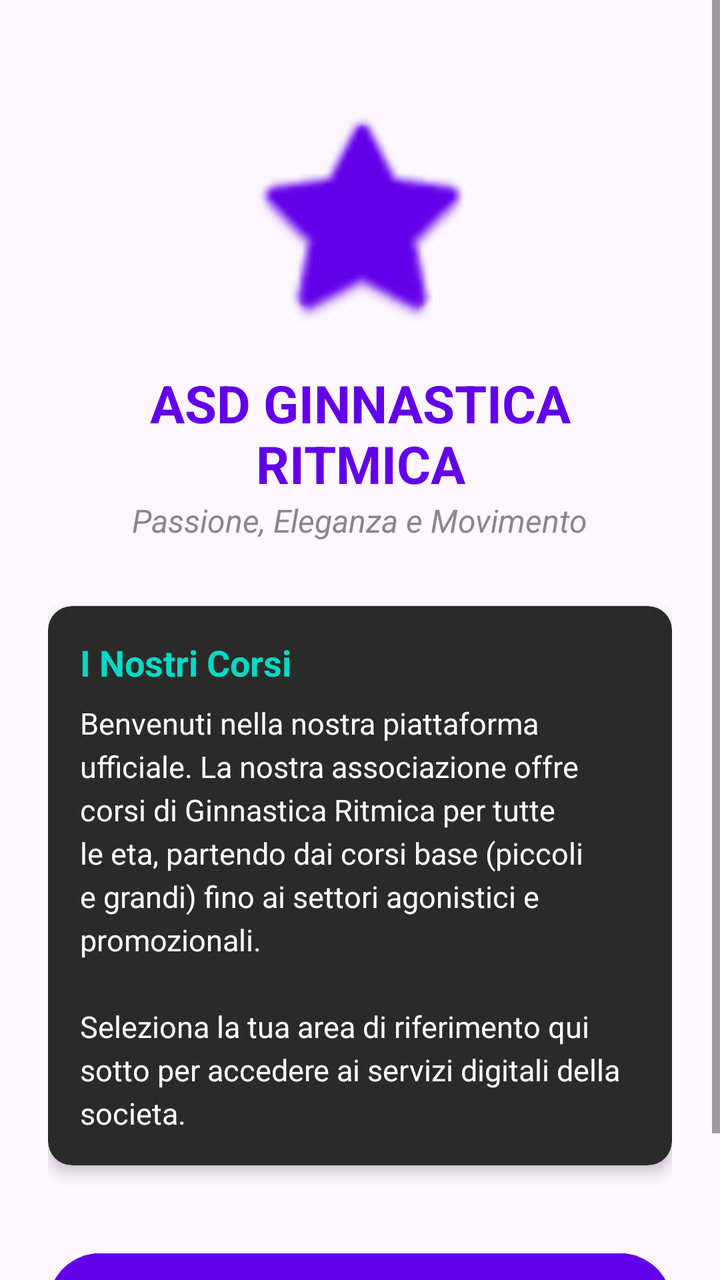
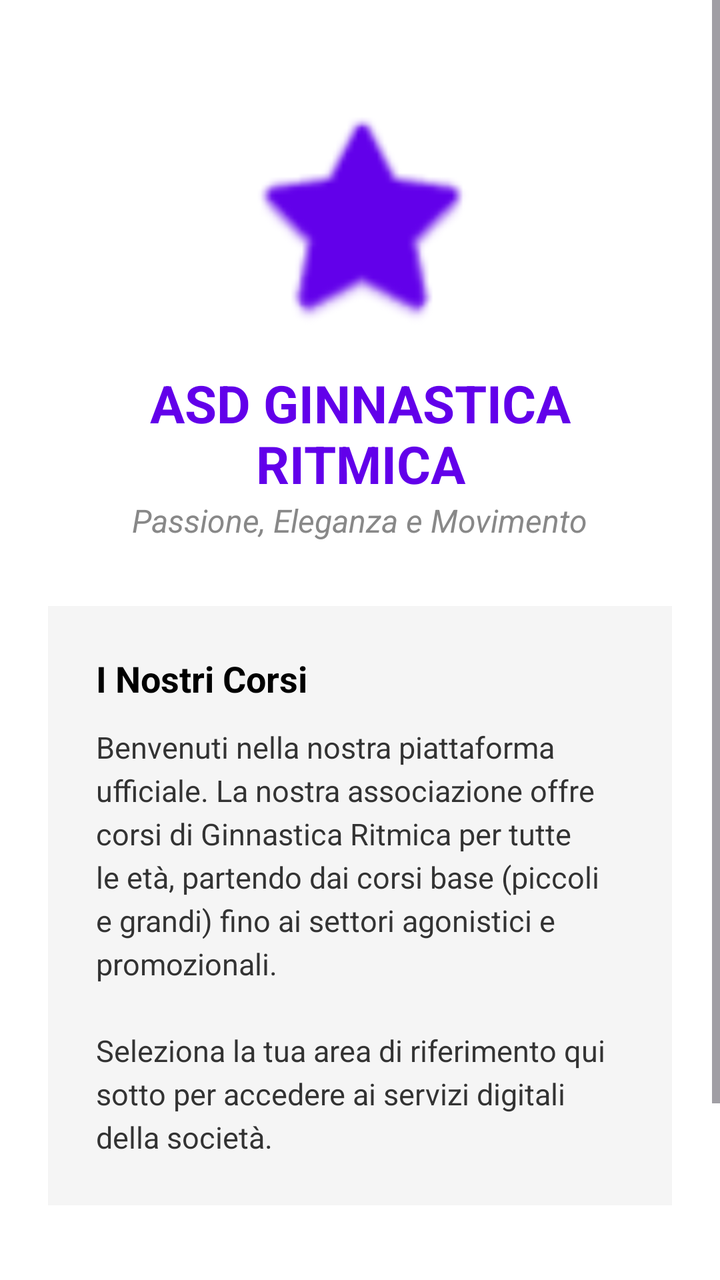

An Android layout rendered at two revisions. The XML below is the earlier revision; the diff shows what the commit changed to produce the second picture.
<!-- AndroidManifest.xml: application theme Theme.GinnasticaRitmica -->
<!-- res/layout/fragment_home_info.xml -->
<?xml version="1.0" encoding="utf-8"?>
<layout xmlns:android="http://schemas.android.com/apk/res/android"
    xmlns:app="http://schemas.android.com/apk/res-auto">

    <ScrollView
        android:layout_width="match_parent"
        android:layout_height="match_parent"
        android:fillViewport="true"
        android:background="?android:attr/colorBackground">

        <LinearLayout
            android:layout_width="match_parent"
            android:layout_height="wrap_content"
            android:orientation="vertical"
            android:padding="24dp"
            android:gravity="center_horizontal">

            <ImageView
                android:id="@+id/imgLogoSocieta"
                android:layout_width="120dp"
                android:layout_height="120dp"
                android:layout_marginTop="24dp"
                android:src="@android:drawable/btn_star_big_on"
                app:tint="#6200EA" />

            <TextView
                android:layout_width="wrap_content"
                android:layout_height="wrap_content"
                android:text="ASD GINNASTICA RITMICA"
                android:textSize="26sp"
                android:textStyle="bold"
                android:textColor="#6200EA"
                android:layout_marginTop="16dp"
                android:textAlignment="center"/>

            <TextView
                android:layout_width="wrap_content"
                android:layout_height="wrap_content"
                android:text="Passione, Eleganza e Movimento"
                android:textSize="16sp"
                android:textColor="#888888"
                android:layout_marginBottom="32dp"
                android:textStyle="italic"/>

            <androidx.cardview.widget.CardView
                android:layout_width="match_parent"
                android:layout_height="wrap_content"
                android:layout_marginBottom="40dp"
                app:cardCornerRadius="12dp"
                app:cardBackgroundColor="#2A2A2A"
                app:cardElevation="4dp">

                <LinearLayout
                    android:layout_width="match_parent"
                    android:layout_height="wrap_content"
                    android:orientation="vertical"
                    android:padding="16dp">

                    <TextView
                        android:layout_width="wrap_content"
                        android:layout_height="wrap_content"
                        android:text="I Nostri Corsi"
                        android:textColor="#03DAC5"
                        android:textStyle="bold"
                        android:textSize="18sp"
                        android:layout_marginBottom="8dp"/>

                    <TextView
                        android:layout_width="match_parent"
                        android:layout_height="wrap_content"
                        android:text="Benvenuti nella nostra piattaforma ufficiale. La nostra associazione offre corsi di Ginnastica Ritmica per tutte le eta, partendo dai corsi base (piccoli e grandi) fino ai settori agonistici e promozionali.\n\nSeleziona la tua area di riferimento qui sotto per accedere ai servizi digitali della societa."
                        android:textColor="#FFFFFF"
                        android:textSize="15sp"
                        android:lineSpacingExtra="4dp"/>
                </LinearLayout>
            </androidx.cardview.widget.CardView>

            <Button
                android:id="@+id/btnAccedi"
                android:layout_width="match_parent"
                android:layout_height="60dp"
                android:text="Accedi come atleta o allenatrice"
                android:backgroundTint="#6200EA"
                android:textColor="#FFFFFF"
                android:textStyle="bold"
                android:layout_marginBottom="16dp"/>



        </LinearLayout>
    </ScrollView>
</layout>
<!-- resources referenced by this layout -->
<resources>
  <style name="Theme.GinnasticaRitmica" parent="Base.Theme.GinnasticaRitmica" />
  <style name="Base.Theme.GinnasticaRitmica" parent="Theme.Material3.DayNight.NoActionBar">
          
          
      </style>
</resources>

<!-- the commit's change to res/layout/fragment_home_info.xml (unified diff, before → after) -->
@@ -6,7 +6,7 @@
         android:layout_width="match_parent"
         android:layout_height="match_parent"
         android:fillViewport="true"
-        android:background="?android:attr/colorBackground">
+        android:background="@color/sfondo_app">
 
         <LinearLayout
             android:layout_width="match_parent"
@@ -21,7 +21,7 @@
                 android:layout_height="120dp"
                 android:layout_marginTop="24dp"
                 android:src="@android:drawable/btn_star_big_on"
-                app:tint="#6200EA" />
+                app:tint="@color/viola_torre" />
 
             <TextView
                 android:layout_width="wrap_content"
@@ -29,7 +29,7 @@
                 android:text="ASD GINNASTICA RITMICA"
                 android:textSize="26sp"
                 android:textStyle="bold"
-                android:textColor="#6200EA"
+                android:textColor="@color/viola_torre"
                 android:layout_marginTop="16dp"
                 android:textAlignment="center"/>
 
@@ -38,54 +38,46 @@
                 android:layout_height="wrap_content"
                 android:text="Passione, Eleganza e Movimento"
                 android:textSize="16sp"
-                android:textColor="#888888"
+                android:textColor="@color/testo_chiaro"
                 android:layout_marginBottom="32dp"
                 android:textStyle="italic"/>
 
-            <androidx.cardview.widget.CardView
+            
+            <LinearLayout
                 android:layout_width="match_parent"
                 android:layout_height="wrap_content"
-                android:layout_marginBottom="40dp"
-                app:cardCornerRadius="12dp"
-                app:cardBackgroundColor="#2A2A2A"
-                app:cardElevation="4dp">
+                android:orientation="vertical"
+                android:background="@color/grigio_box"
+                android:padding="24dp"
+                android:layout_marginBottom="40dp">
 
-                <LinearLayout
+                <TextView
+                    android:layout_width="wrap_content"
+                    android:layout_height="wrap_content"
+                    android:text="I Nostri Corsi"
+                    android:textColor="@color/testo_titoli"
+                    android:textStyle="bold"
+                    android:textSize="18sp"
+                    android:layout_marginBottom="12dp"/>
+
+                <TextView
                     android:layout_width="match_parent"
                     android:layout_height="wrap_content"
-                    android:orientation="vertical"
-                    android:padding="16dp">
-
-                    <TextView
-                        android:layout_width="wrap_content"
-                        android:layout_height="wrap_content"
-                        android:text="I Nostri Corsi"
-                        android:textColor="#03DAC5"
-                        android:textStyle="bold"
-                        android:textSize="18sp"
-                        android:layout_marginBottom="8dp"/>
-
-                    <TextView
-                        android:layout_width="match_parent"
-                        android:layout_height="wrap_content"
-                        android:text="Benvenuti nella nostra piattaforma ufficiale. La nostra associazione offre corsi di Ginnastica Ritmica per tutte le eta, partendo dai corsi base (piccoli e grandi) fino ai settori agonistici e promozionali.\n\nSeleziona la tua area di riferimento qui sotto per accedere ai servizi digitali della societa."
-                        android:textColor="#FFFFFF"
-                        android:textSize="15sp"
-                        android:lineSpacingExtra="4dp"/>
-                </LinearLayout>
-            </androidx.cardview.widget.CardView>
+                    android:text="Benvenuti nella nostra piattaforma ufficiale. La nostra associazione offre corsi di Ginnastica Ritmica per tutte le età, partendo dai corsi base (piccoli e grandi) fino ai settori agonistici e promozionali.\n\nSeleziona la tua area di riferimento qui sotto per accedere ai servizi digitali della società."
+                    android:textColor="@color/testo_sottotitoli"
+                    android:textSize="15sp"
+                    android:lineSpacingExtra="4dp"/>
+            </LinearLayout>
 
             <Button
                 android:id="@+id/btnAccedi"
                 android:layout_width="match_parent"
                 android:layout_height="60dp"
                 android:text="Accedi come atleta o allenatrice"
-                android:backgroundTint="#6200EA"
-                android:textColor="#FFFFFF"
+                android:backgroundTint="@color/viola_torre"
+                android:textColor="@android:color/white"
                 android:textStyle="bold"
                 android:layout_marginBottom="16dp"/>
-
-
 
         </LinearLayout>
     </ScrollView>
<!-- resource entries referenced after the edit -->
@@ -1,5 +1,11 @@
 <!-- resources referenced by this layout -->
 <resources>
+  <color name="grigio_box">#F5F5F5</color>
+  <color name="sfondo_app">#FFFFFF</color>
+  <color name="testo_chiaro">#888888</color>
+  <color name="testo_sottotitoli">#333333</color>
+  <color name="testo_titoli">#000000</color>
+  <color name="viola_torre">#6200EA</color>
   <style name="Theme.GinnasticaRitmica" parent="Base.Theme.GinnasticaRitmica" />
   <style name="Base.Theme.GinnasticaRitmica" parent="Theme.Material3.DayNight.NoActionBar">
           
